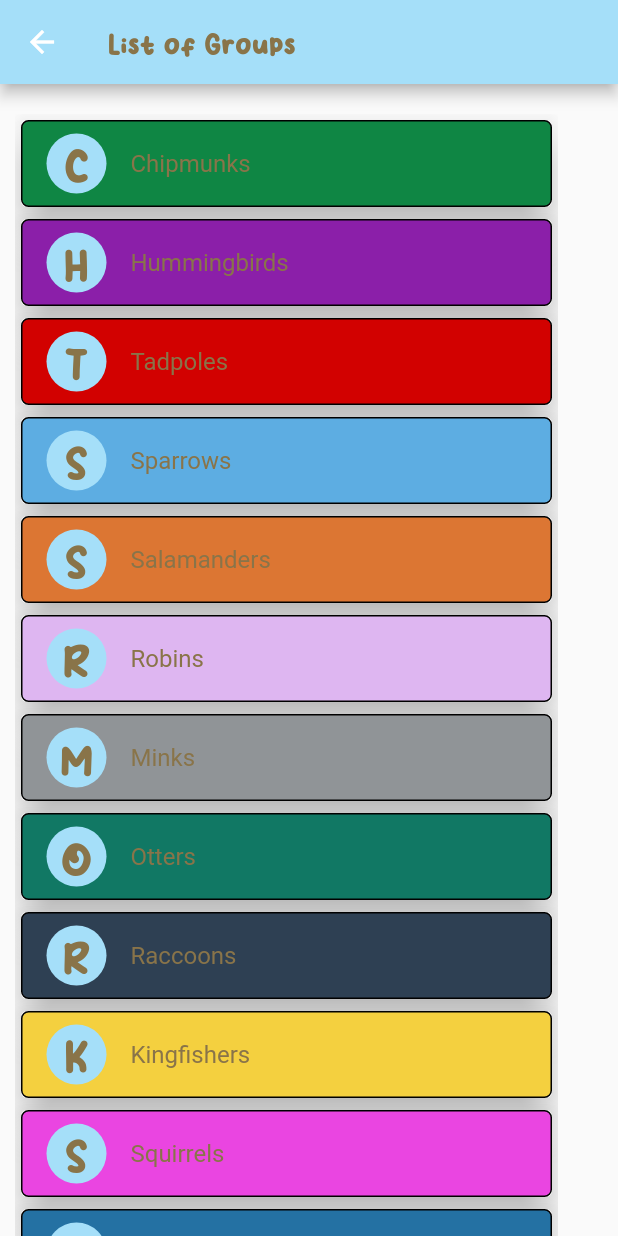
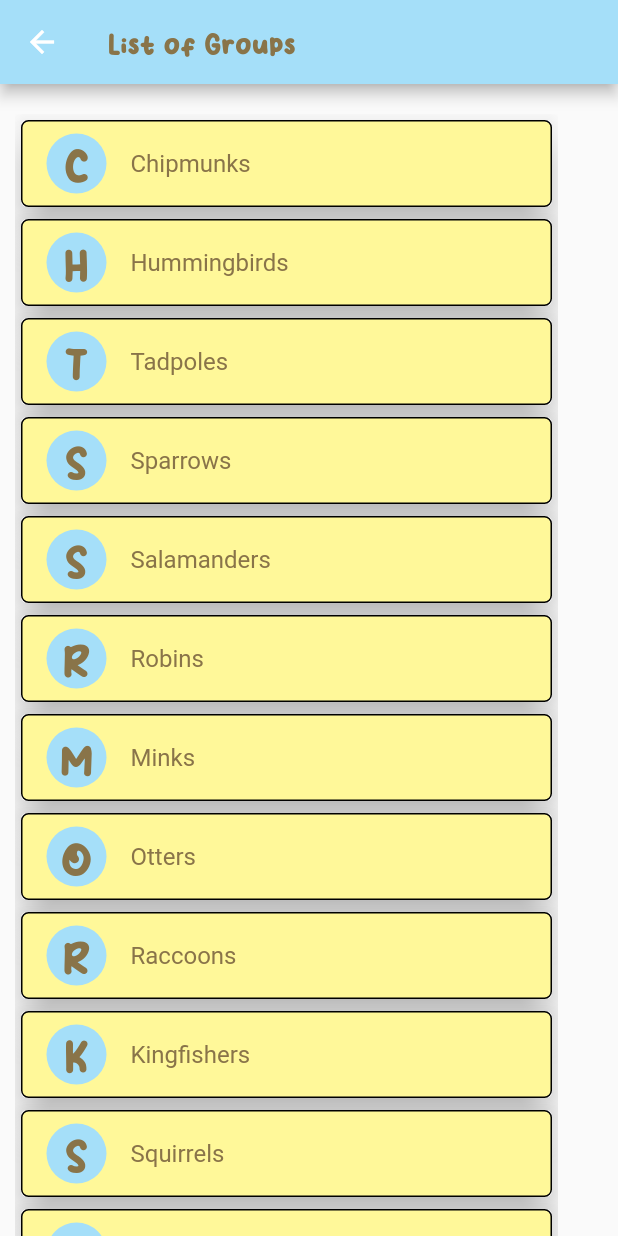
Before and after one commit to iang0319/lake_nixon_final, a Flutter app: the GroupPage screen opened directly, on a phone screen of 412 x 824 dp. Run offline on Flutter 3.47's test engine with Material 2 defaults, Android fonts, the phone set to English and light mode, and no system bars; our stand-ins replace cloud_firestore, firebase_auth, firebase_core, firebase_database, fluttertoast, multi_select_flutter and 1 more; missing offline and left inert: dart:html, syncfusion_flutter_core; accounts and stored records are empty.

```diff
--- a/final_project/lib/Group.dart
+++ b/final_project/lib/Group.dart
@@ -56,7 +56,8 @@ class GroupItem extends StatelessWidget {
     return Card(
       elevation: 10.0,
       child: ListTile(
-        tileColor: group.color,
+        //group.color
+        tileColor: nixonyellow,
         iconColor: nixonblue,
         shape: RoundedRectangleBorder(
           side: BorderSide(color: Colors.black, width: 1),
```
